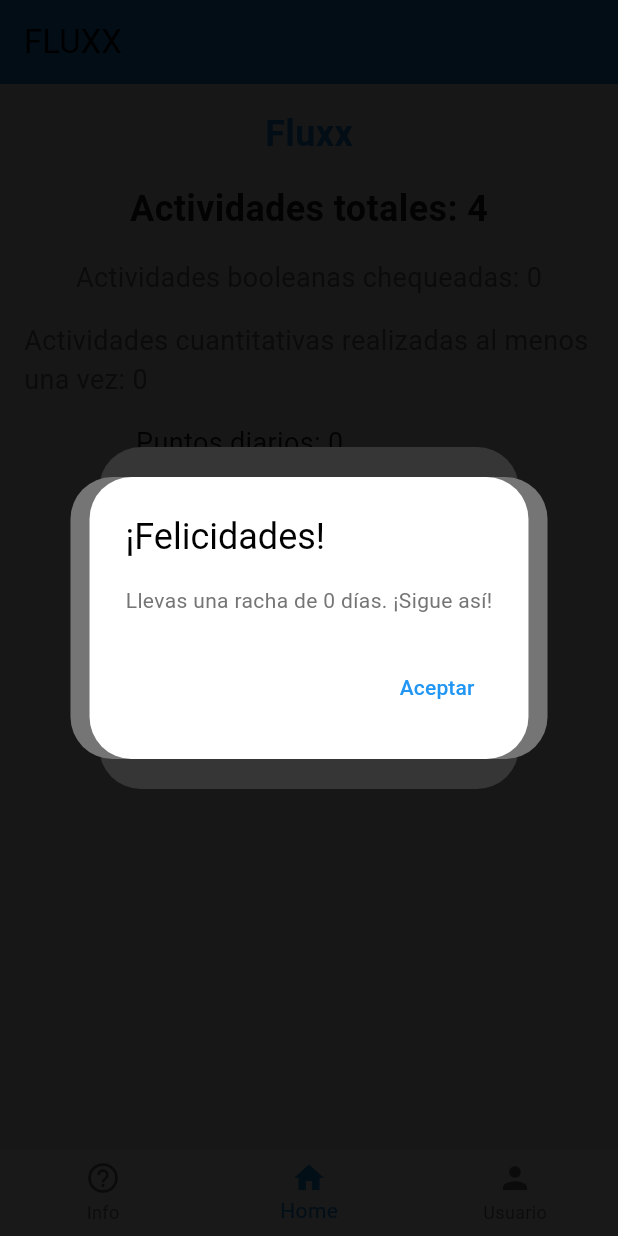
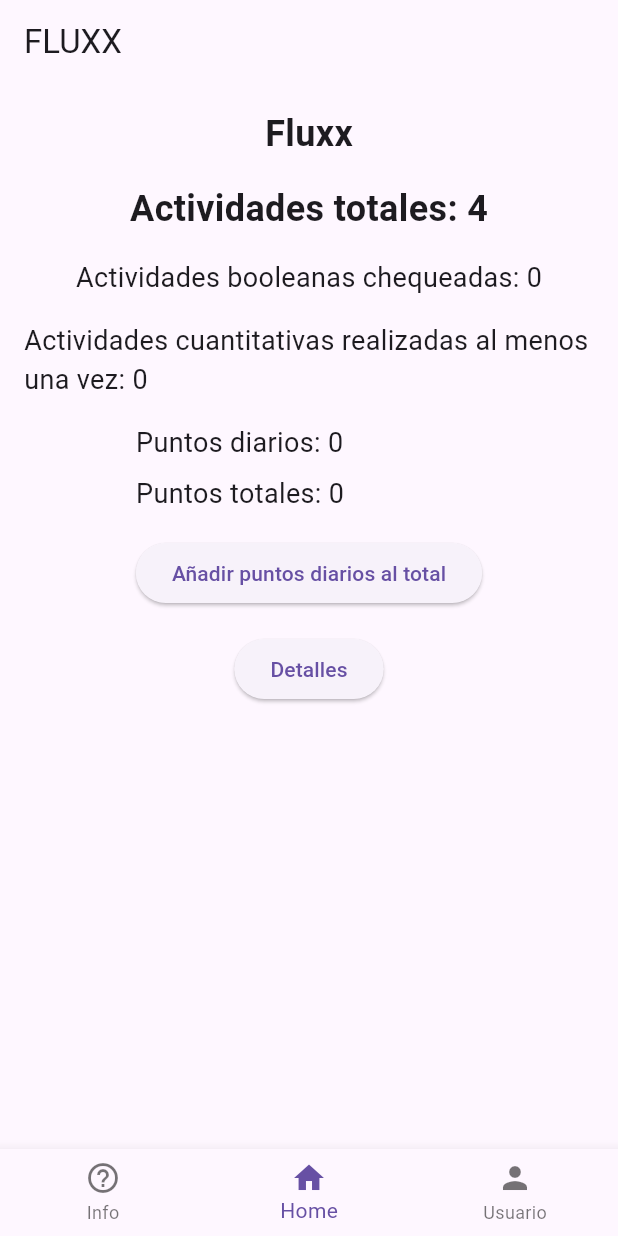
Before and after one commit to jfvenegass/Fluxx, a Flutter app: the screen it shows after launch, after a tap on "Iniciar Sesión", on a phone screen of 412 x 824 dp. Run offline on Flutter 3.47's test engine with Material 3 defaults, Android fonts, the phone set to English and light mode, and no system bars; our stand-ins replace get.

Commit message:
Revert "agregue info en usuario, falta mejor lo de la racha"
This reverts commit 41b2600938c9b1edd21aa66747dee7f41bb978c1.

```diff
--- a/lib/colors.dart
+++ /dev/null
@@ -1,7 +0,0 @@
-import 'package:flutter/material.dart';
-
-const Color primaryColor = Color(0xFF1E88E5); // Azul
-const Color accentColor = Color(0xFFD32F2F); // Rojo
-const Color backgroundColor = Color(0xFFF5F5F5); // Gris claro
-const Color textColor = Color(0xFF212121); // Negro
-const Color secondaryTextColor = Color(0xFF757575); // Gris oscuro
--- a/lib/controllers/daily_bonus.dart
+++ /dev/null
@@ -1,22 +0,0 @@
-// lib/controllers/daily_bonus.dart
-class DailyBonus {
-  int streak;
-  int experiencePoints;
-  int virtualCoins;
-  bool doubled;
-
-  DailyBonus({
-    required this.streak,
-    required this.experiencePoints,
-    required this.virtualCoins,
-    this.doubled = false,
-  });
-
-  void doubleRewards() {
-    if (!doubled) {
-      experiencePoints *= 2;
-      virtualCoins *= 2;
-      doubled = true;
-    }
-  }
-}
--- a/lib/controllers/user.dart
+++ /dev/null
@@ -1,36 +0,0 @@
-import 'package:app_movil/controllers/daily_bonus.dart';
-
-class User {
-  String name;
-  String email;
-  DateTime lastLogin;
-  int streak;
-  int totalPoints;
-  DailyBonus dailyBonus;
-  bool hasPremiumSubscription;
-
-  User({
-    required this.name,
-    required this.email,
-    required this.lastLogin,
-    required this.streak,
-    required this.totalPoints,
-    required this.dailyBonus,
-    this.hasPremiumSubscription = false,
-  });
-
-  bool purchaseDoubleBonus() {
-    // Implementa la lógica para la compra de doble bonificación
-    return true;
-  }
-
-  void updateStreak() {
-    DateTime now = DateTime.now();
-    if (now.difference(lastLogin).inDays == 1) {
-      streak += 1;
-    } else if (now.difference(lastLogin).inDays > 1) {
-      streak = 1;
-    }
-    lastLogin = now;
-  }
-}
--- a/lib/main.dart
+++ b/lib/main.dart
@@ -1,32 +1,19 @@
 import 'package:app_movil/controllers/activities_controller.dart';
-import 'package:app_movil/controllers/user.dart';
-import 'package:app_movil/controllers/daily_bonus.dart';
 import 'package:app_movil/pages/home_page.dart';
 import 'package:app_movil/pages/activities_details.dart';
 import 'package:app_movil/pages/login.dart';
 import 'package:app_movil/pages/signup.dart';
-import 'package:app_movil/pages/user_info_screen.dart'; // Asegúrate de importar el archivo correcto
+import 'package:app_movil/pages/user_info.dart';
 import 'package:flutter/material.dart';
 import 'package:get/get.dart';
-import 'colors.dart'; // Importa los colores
 
 void main() async {
   // Inicializamos el controlador
   Get.put(ActivitiesController());
 
-  // Inicializamos el controlador de usuario
-  Get.put(User(
-    name: 'John Doe', // Añade el nombre del usuario
-    email: 'john.doe@example.com', // Añade el correo electrónico del usuario
-    lastLogin: DateTime.now(),
-    streak: 0,
-    totalPoints: 0, // Añade los puntos totales del usuario
-    dailyBonus: DailyBonus(streak: 0, experiencePoints: 0, virtualCoins: 0),
-  ));
-
-  // Inicializamos Firebase
+  //Inicializamos Firebase
   WidgetsFlutterBinding.ensureInitialized();
-  // await Firebase.initializeApp();
+  //await Firebase.initializeApp();
 
   runApp(const MyApp());
 }
@@ -36,31 +23,17 @@ class MyApp extends StatelessWidget {
 
   @override
   Widget build(BuildContext context) {
-    return GetMaterialApp(
+    return MaterialApp(
       title: 'Fluxx',
       theme: ThemeData(
         primarySwatch: Colors.blue,
-        primaryColor: primaryColor,
-        colorScheme: ColorScheme.fromSwatch().copyWith(secondary: accentColor),
-        scaffoldBackgroundColor: backgroundColor,
-        textTheme: TextTheme(
-          bodyLarge: TextStyle(color: textColor),
-          bodyMedium: TextStyle(color: secondaryTextColor),
-        ),
-        appBarTheme: AppBarTheme(
-          color: primaryColor,
-        ),
-        buttonTheme: ButtonThemeData(
-          buttonColor: accentColor,
-          textTheme: ButtonTextTheme.primary,
-        ),
       ),
       home: LoginScreen(), // Página inicial
       routes: {
         '/login': (context) => LoginScreen(),
         '/signup': (context) => SignUpScreen(),
-        '/home': (context) => const HomePage(),
-        '/user_info': (context) => const UserInfoScreen(), // Asegúrate de usar la clase correcta
+        '/home': (context) =>  const HomePage(),
+        '/user_info': (context) => const UserPage(),
         '/activities_details': (context) => const ActivitiesDetailsScreen(),
       },
     );
--- a/lib/pages/home_page.dart
+++ b/lib/pages/home_page.dart
@@ -5,11 +5,6 @@ import 'package:app_movil/controllers/activities_controller.dart';
 import 'activities_details.dart';
 import 'package:get/get.dart';
 import 'package:app_movil/pages/widgets/puntos.dart';
-import 'package:app_movil/controllers/user.dart'; // Importa el modelo de usuario
-import 'package:app_movil/controllers/user_service.dart'; // Importa el servicio de usuario
-import 'package:app_movil/pages/widgets/daily_bonus_screen.dart'; // Importa la pantalla de bonificación diaria
-import 'package:app_movil/colors.dart'; // Importa los colores
-import 'user_info_screen.dart'; // Importa la pantalla de información del usuario
 
 class HomePage extends StatefulWidget {
   const HomePage({super.key});
@@ -20,30 +15,6 @@ class HomePage extends StatefulWidget {
 
 class HomePageState extends State<HomePage> {
   int selectedIndex = 1; // Controlador de navegación, 1 es Home
-
-  @override
-  void initState() {
-    super.initState();
-    final User user = Get.find(); // Obtén el usuario actual
-    onUserLogin(user); // Actualiza la racha diaria del usuario
-    WidgetsBinding.instance.addPostFrameCallback((_) {
-      showDailyBonus(context, user.dailyBonus); // Muestra las recompensas diarias
-      if (!user.dailyBonus.doubled) {
-        offerDoubleBonus(context, user); // Ofrece la opción de doblar las recompensas
-      }
-      showStreakModal(context, user.streak); // Muestra el modal de racha
-    });
-  }
-
-  void onUserLogin(User user) {
-    user.updateStreak(); // Actualiza la racha diaria del usuario
-    updateDailyStreak(user); // Llama a la función para actualizar la racha diaria
-  }
-
-  void updateDailyStreak(User user) {
-    // Aquí puedes añadir la lógica para actualizar la racha diaria del usuario
-    // Por ejemplo, podrías guardar la racha en una base de datos o en preferencias compartidas
-  }
 
   void onItemTapped(int index) {
     setState(() {
@@ -58,39 +29,8 @@ class HomePageState extends State<HomePage> {
         // Ya estamos en Home, no hace nada
         break;
       case 2:
-        Navigator.push(
-          context,
-          MaterialPageRoute(builder: (context) => UserInfoScreen()),
-        );
+        Navigator.pushNamed(context, '/user_info');
         break;
-    }
-  }
-
-  void showStreakModal(BuildContext context, int streak) {
-    if (streak % 10 == 0) {
-      showDialog(
-        context: context,
-        builder: (BuildContext context) {
-          return AlertDialog(
-            title: Text('¡Felicidades!'),
-            content: Text('Llevas una racha de $streak días. ¡Sigue así!'),
-            actions: [
-              TextButton(
-                onPressed: () {
-                  Navigator.of(context).pop();
-                },
-                child: Text('Aceptar'),
-              ),
-            ],
-          );
-        },
-      );
-    } else {
-      ScaffoldMessenger.of(context).showSnackBar(
-        SnackBar(
-          content: Text('Tienes una racha de $streak días.'),
-        ),
-      );
     }
   }
 
@@ -113,7 +53,6 @@ class HomePageState extends State<HomePage> {
                 style: TextStyle(
                   fontSize: 24,
                   fontWeight: FontWeight.bold,
-                  color: primaryColor,
                 ),
               ),
               const SizedBox(height: 16.0),
@@ -122,7 +61,6 @@ class HomePageState extends State<HomePage> {
                 style: const TextStyle(
                   fontSize: 24,
                   fontWeight: FontWeight.bold,
-                  color: textColor,
                 ),
               )),
               const SizedBox(height: 16.0),
@@ -130,7 +68,6 @@ class HomePageState extends State<HomePage> {
                 'Actividades booleanas chequeadas: ${controller.checkedBooleanActivities}',
                 style: const TextStyle(
                   fontSize: 18,
-                  color: secondaryTextColor,
                 ),
               )),
               const SizedBox(height: 16.0),
@@ -138,7 +75,6 @@ class HomePageState extends State<HomePage> {
                 'Actividades cuantitativas realizadas al menos una vez: ${controller.completedQuantitativeActivities}',
                 style: const TextStyle(
                   fontSize: 18,
-                  color: secondaryTextColor,
                 ),
               )),
               const SizedBox(height: 16.0),
@@ -149,7 +85,6 @@ class HomePageState extends State<HomePage> {
                     'Puntos diarios: ${controller.dailyPoints}',
                     style: const TextStyle(
                       fontSize: 18,
-                      color: textColor,
                     ),
                   ),
                   const SizedBox(height: 8.0),
@@ -157,7 +92,6 @@ class HomePageState extends State<HomePage> {
                     'Puntos totales: ${controller.totalPoints}',
                     style: const TextStyle(
                       fontSize: 18,
-                      color: textColor,
                     ),
                   ),
                   const SizedBox(height: 16.0),
--- a/lib/pages/widgets/daily_bonus_screen.dart
+++ /dev/null
@@ -1,61 +0,0 @@
-import 'package:flutter/material.dart';
-import 'package:app_movil/controllers/daily_bonus.dart'; // Importa DailyBonus
-import 'package:app_movil/controllers/user.dart';
-
-void doubleDailyBonus(User user) {
-  user.dailyBonus.doubleRewards();
-}
-
-void showDailyBonus(BuildContext context, DailyBonus dailyBonus) {
-  showDialog(
-    context: context,
-    builder: (BuildContext context) {
-      return AlertDialog(
-        title: Text('¡Bonificación Diaria!'),
-        content: Column(
-          mainAxisSize: MainAxisSize.min,
-          children: [
-            Text('Has recibido:'),
-            Text('Puntos de experiencia: ${dailyBonus.experiencePoints}'),
-            Text('Monedas virtuales: ${dailyBonus.virtualCoins}'),
-          ],
-        ),
-        actions: [
-          TextButton(
-            onPressed: () {
-              Navigator.of(context).pop();
-            },
-            child: Text('Aceptar'),
-          ),
-        ],
-      );
-    },
-  );
-}
-
-void offerDoubleBonus(BuildContext context, User user) {
-  showDialog(
-    context: context,
-    builder: (BuildContext context) {
-      return AlertDialog(
-        title: Text('¡Doble Bonificación!'),
-        content: Text('¿Quieres doblar tus recompensas diarias?'),
-        actions: [
-          TextButton(
-            onPressed: () {
-              doubleDailyBonus(user);
-              Navigator.of(context).pop();
-            },
-            child: Text('Sí'),
-          ),
-          TextButton(
-            onPressed: () {
-              Navigator.of(context).pop();
-            },
-            child: Text('No'),
-          ),
-        ],
-      );
-    },
-  );
-}
```
Also changed, not shown: lib/controllers/auth_service.dart (deleted, +0 -14 lines), lib/controllers/bonus_calculator.dart (deleted, +0 -15 lines), lib/controllers/user_service.dart (deleted, +0 -31 lines), lib/pages/user_info_screen.dart (deleted, +0 -60 lines).
